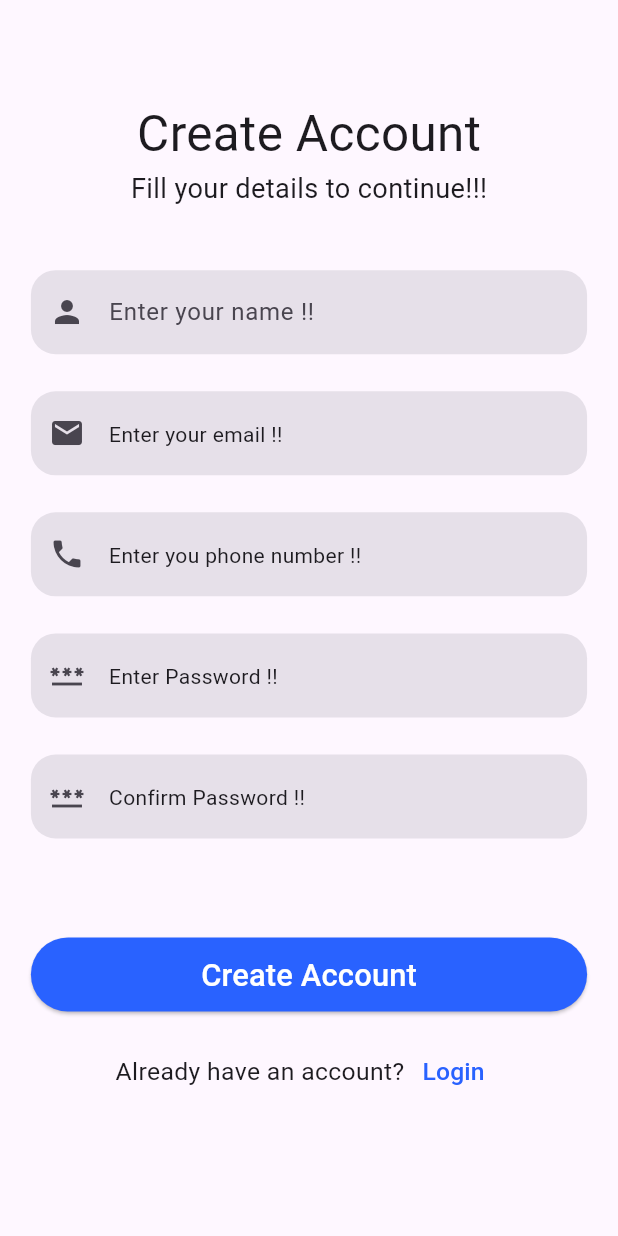
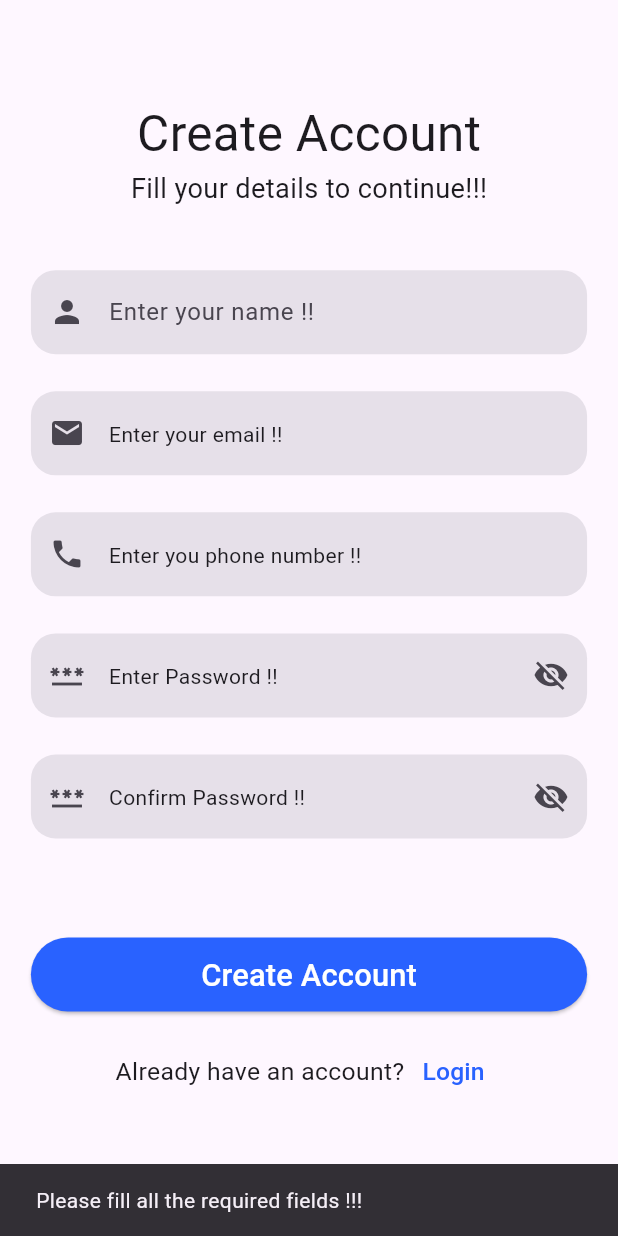
Before and after one commit to ShahzaibAliofficial/flutter-shopping-app, a Flutter app: the SignupScreen screen opened directly, after a tap on "Create Account", on a phone screen of 412 x 824 dp. Run offline on Flutter 3.47's test engine with Material 3 defaults, Android fonts, the light colour scheme and no system bars; our stand-ins replace google_fonts, shared_preferences, smooth_page_indicator; accounts and stored records are empty.

Commit message:
Complete singup screen with Sharedpreferences

```diff
--- a/lib/screens/signup_screen.dart
+++ b/lib/screens/signup_screen.dart
@@ -1,4 +1,6 @@
 import 'package:flutter/material.dart';
+import 'package:shared_preferences/shared_preferences.dart';
+import 'signin_screen.dart';
 
 class SignupScreen extends StatefulWidget {
   SignupScreen({super.key});
@@ -8,19 +10,47 @@ class SignupScreen extends StatefulWidget {
 }
 
 class _SignupScreenState extends State<SignupScreen> {
-  @override
-  Widget build(BuildContext context) {
-    double h = MediaQuery.of(context).size.height;
-    double w = MediaQuery.of(context).size.width;
-
+  bool isPasswordHidden = true;
+  bool isPasswordHidden1 = true;
   TextEditingController nameController = TextEditingController();
   TextEditingController emailController = TextEditingController();
   TextEditingController contactController = TextEditingController();
   TextEditingController passwordController = TextEditingController();
   TextEditingController confirmPasswordController = TextEditingController();
 
+  @override
+  void dispose(){
+    nameController.dispose();
+    emailController.dispose();
+    contactController.dispose();
+    passwordController.dispose();
+    confirmPasswordController.dispose();
+    super.dispose();
+}
+  @override
+  Widget build(BuildContext context) {
+    double h = MediaQuery.of(context).size.height;
+    double w = MediaQuery.of(context).size.width;
+
+    IconData passwordIcon;
+    if(isPasswordHidden){
+      passwordIcon = Icons.visibility_off;
+    }
+    else{
+      passwordIcon = Icons.visibility;
+    }
+    IconData confirmPassword;
+
+    if(isPasswordHidden1){
+      confirmPassword = Icons.visibility_off;
+    }
+    else{
+      confirmPassword = Icons.visibility;
+    }
+
     return Scaffold(
-      body: Column(
+      body: SingleChildScrollView(
+        child: Column(
           children: [
             Padding(
               padding: EdgeInsets.only(top: h * 0.08),
@@ -57,6 +87,7 @@ class _SignupScreenState extends State<SignupScreen> {
               width: w * 0.9,
               child: TextField(
                 controller: emailController,
+                keyboardType: TextInputType.emailAddress,
                 decoration: InputDecoration(
                   hint: Text('Enter your email !!'),
                   prefixIcon: Icon(Icons.mail),
@@ -73,6 +104,7 @@ class _SignupScreenState extends State<SignupScreen> {
               width: w * 0.9,
               child: TextField(
                 controller: contactController,
+                keyboardType: TextInputType.phone,
                 decoration: InputDecoration(
                   hint: Text('Enter you phone number !!'),
                   prefixIcon: Icon(Icons.phone),
@@ -89,10 +121,16 @@ class _SignupScreenState extends State<SignupScreen> {
               width: w * 0.9,
               child: TextField(
                 controller: passwordController,
+                obscureText: isPasswordHidden,
                 decoration: InputDecoration(
                   hint: Text('Enter Password !!'),
                   prefixIcon: Icon(Icons.password),
                   filled: true,
+                  suffixIcon: IconButton(onPressed: (){
+                    setState(() {
+                      isPasswordHidden = !isPasswordHidden;
+                    });
+                  }, icon: Icon(passwordIcon)),
                   border: OutlineInputBorder(
                     borderSide: BorderSide.none,
                     borderRadius: BorderRadius.circular(h * 0.02),
@@ -105,10 +143,16 @@ class _SignupScreenState extends State<SignupScreen> {
               width: w * 0.9,
               child: TextField(
                 controller: confirmPasswordController,
+                obscureText: isPasswordHidden1,
                 decoration: InputDecoration(
                   hint: Text('Confirm Password !!'),
                   prefixIcon: Icon(Icons.password),
                   filled: true,
+                  suffixIcon: IconButton(onPressed: (){
+                    setState(() {
+                      isPasswordHidden1 = !isPasswordHidden1;
+                    });
+                  }, icon: Icon(confirmPassword)),
                   border: OutlineInputBorder(
                     borderRadius: BorderRadius.circular(h * 0.02),
                     borderSide: BorderSide.none,
@@ -121,7 +165,57 @@ class _SignupScreenState extends State<SignupScreen> {
               width: w * 0.9,
               height: h * 0.06,
               child: ElevatedButton(
-              onPressed: () {},
+                onPressed: () async{
+                  if(nameController.text.isEmpty ||
+                     emailController.text.isEmpty ||
+                     contactController.text.isEmpty ||
+                      passwordController.text.isEmpty ||
+                      confirmPasswordController.text.isEmpty){
+                    ScaffoldMessenger.of(context).showSnackBar(SnackBar(content: Text('Please fill all the required fields !!!')
+                    )
+                    );
+                    return;
+                  }
+                  final email = emailController.text.trim();
+
+                  if(!email.contains('@')|| !email.contains('.')){
+                    ScaffoldMessenger.of(context).showSnackBar(SnackBar(content: Text('enter valid email !!!')
+                    )
+                    );
+                    return;
+                  }
+                  if(contactController.text.length !=11){
+                    ScaffoldMessenger.of(context).showSnackBar(SnackBar(content: Text('phone number must be 11 digits !!!')
+                    )
+                    );
+                    return;
+                  }
+                  if(passwordController.text.length <6){
+                    ScaffoldMessenger.of(context).showSnackBar(SnackBar(content: Text('password must be atleast 6 characters !!!')
+                    )
+                    );
+                    return;
+                  }
+                  if(passwordController.text != confirmPasswordController.text){
+                    ScaffoldMessenger.of(context).showSnackBar(SnackBar(content: Text("password don't match")
+                    )
+                    );
+                  }
+                  final prefs =await SharedPreferences.getInstance();
+
+                  await prefs.setString('name', nameController.text.trim());
+
+                  await prefs.setString('email', emailController.text.trim());
+
+                  await prefs.setString('contact', contactController.text.trim());
+
+                  await prefs.setString('password', passwordController.text);
+
+                  ScaffoldMessenger.of(context).showSnackBar(SnackBar(content: Text('Account created successfully !!!')
+                  )
+                  );
+                  Navigator.push(context, MaterialPageRoute(builder: (context) => LoginScreen()));
+                },
                 style: ElevatedButton.styleFrom(
                   backgroundColor: Colors.blueAccent.shade700,
                 ),
@@ -151,6 +245,7 @@ class _SignupScreenState extends State<SignupScreen> {
             )
           ],
         ),
+      ),
     );
   }
 }
--- a/pubspec.yaml
+++ b/pubspec.yaml
@@ -40,6 +40,8 @@ dependencies:
   smooth_page_indicator: ^1.2.1
   badges: ^3.1.2
   google_fonts: ^8.1.0
+  shared_preferences: ^2.5.3
+
 dev_dependencies:
   flutter_test:
     sdk: flutter
```
Also changed, not shown: lib/screens/signin_screen.dart (+17 -0 lines), pubspec.lock, 1 other file. Lines whose indentation alone changed are shown as unchanged.
